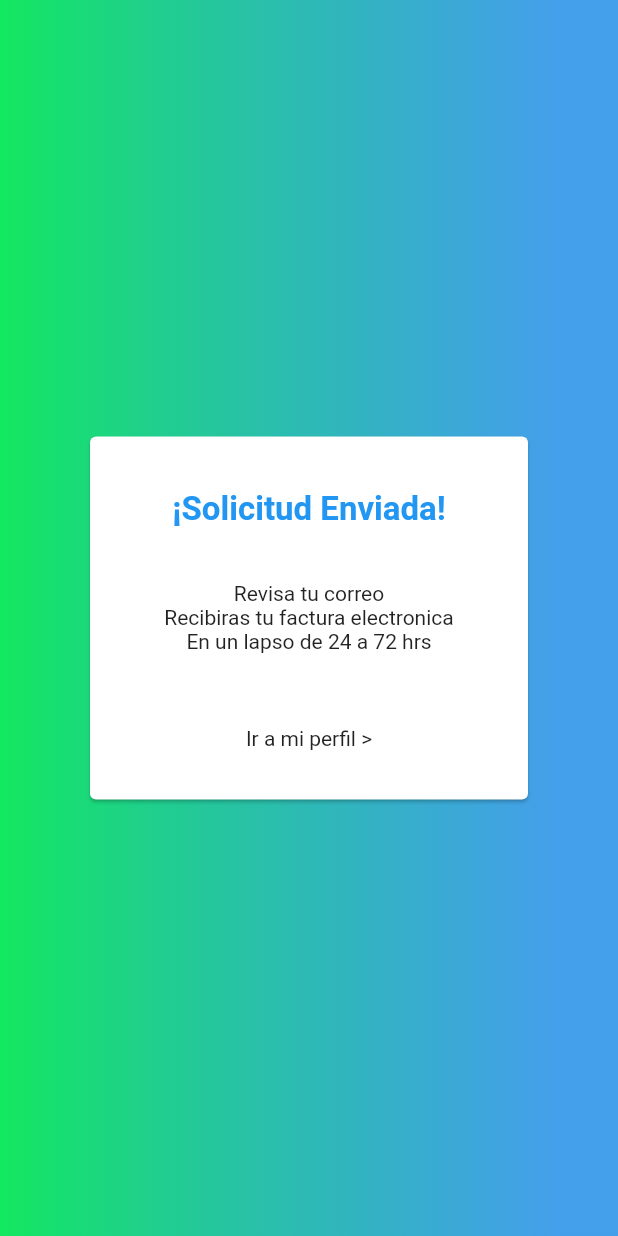
After one commit to incafox/treinoApp, a Flutter app: the ExitoFactura screen opened directly, on a phone screen of 412 x 824 dp. The commit adds this screen. Run offline on Flutter 3.47's test engine with Material 2 defaults, Android fonts, the phone set to English and light mode, and no system bars; our stand-ins replace dio, flutter_bloc, flutter_map, google_maps_flutter, latlong; missing offline and left inert: dart:ffi, rabbit_converter, stripe_payment, unorm_dart.

Commit message:
Facturas done

```diff
--- /dev/null
+++ b/lib/solicita_factura/exito.dart
@@ -0,0 +1,84 @@
+import 'package:flutter/material.dart';
+import 'package:treino/Mainmenu/MainMenu.dart';
+import 'package:treino/TabPerfil/TabPerfil.dart';
+
+class ExitoFactura extends StatelessWidget {
+  @override
+  Widget build(Object context) {
+    // TODO: implement build
+    return Scaffold(
+      body: Container(
+        decoration: BoxDecoration(
+          gradient: LinearGradient(
+            begin: const FractionalOffset(0.0, 0.0),
+            end: const FractionalOffset(0.9, 0.0),
+            stops: [0.0, 1],
+            colors: [const Color(0xff13e860), Color(0xbf0781e5)],
+          ),
+        ),
+        child: Center(
+          child: Container(
+            height: 250,
+            width: 300,
+            child: Card(
+              child: Center(
+                child: Column(
+                  children: [
+                    Expanded(
+                      flex: 2,
+                      child: Center(
+                        child: Text("¡Solicitud Enviada!",
+                        style: TextStyle(
+                        fontWeight: FontWeight.bold,
+                        fontSize: 22,
+                        color: Colors.blue,
+                        decorationColor: Colors.blue)
+                      ),
+                      )
+
+                    ),
+                    Expanded(
+                      flex: 2,
+                      child: Column(
+                        children: [
+                          Center(
+                            child: Text("Revisa tu correo"),
+                          ),
+                           Center(
+                            child: Text("Recibiras tu factura electronica"),
+                          ),
+                           Center(
+                            child: Text("En un lapso de 24 a 72 hrs"),
+                          )
+                        ],
+                      ),
+                    ),
+                    Expanded(
+                      flex: 1,
+                      child: Container(
+                        alignment: Alignment(0.0, -1),
+                        child: GestureDetector(
+                          child: Text("Ir a mi perfil >"),
+                          onTap: () {
+                            Navigator.push(
+                                  context,
+                                  MaterialPageRoute(builder: (context) => MainMenu()),
+                                // MaterialPageRoute(builder: (context) => Membresias()),
+                            );
+                          },
+                        )
+
+                      ),
+                    ),
+                  ],
+                ),
+              ),
+          ),
+          )
+
+        ),
+      ),
+    );
+  }
+
+}
--- a/lib/solicita_factura/solicita_factura.dart
+++ b/lib/solicita_factura/solicita_factura.dart
@@ -1,4 +1,5 @@
 import 'package:flutter/material.dart';
+import 'package:treino/solicita_factura/exito.dart';
 import 'package:treino/states/solicitarfactura/solicitarfactura.dart';
 import 'package:flutter_bloc/flutter_bloc.dart';
 import 'package:treino/states/solicitarfactura/solicitarfacturastate.dart';
@@ -64,7 +65,11 @@ class _SolicitaFacturaState extends State<SolicitaFactura> {
                             }
 
                             if(state is SolicitarFacturaSuccess){
-                              _notification(context, "La factura ha sido enviada con exito!");
+                               Navigator.push(
+                                  context,
+                                  MaterialPageRoute(builder: (context) => ExitoFactura()),
+                                // MaterialPageRoute(builder: (context) => Membresias()),
+                                );
                               return;
                             }
                           },
```
Also changed, not shown: 2 other files.
